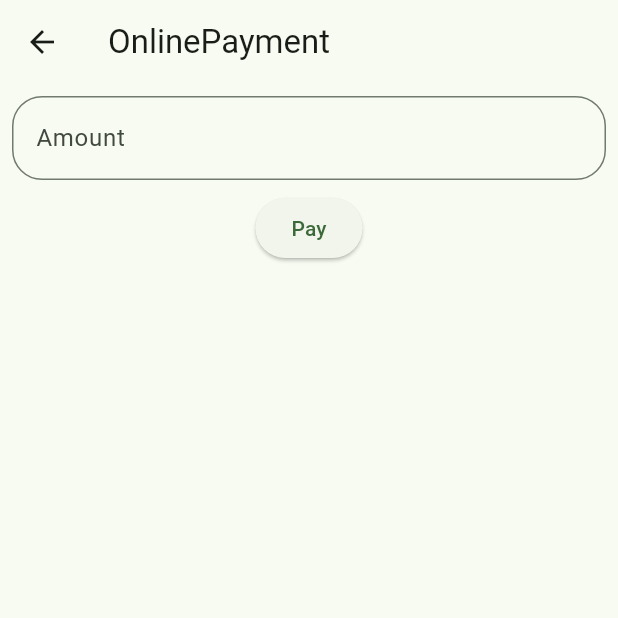
After one commit to dhruvghoghari/firebaseproject, a Flutter app: the OnlinePayment screen opened directly, after a tap on "Pay", on a phone screen of 412 x 824 dp, the top half of it. The commit adds this screen. Run offline on Flutter 3.47's test engine with Material 2 defaults, Android fonts, the light colour scheme and no system bars; our stand-ins replace cloud_firestore, firebase_core, firebase_storage, image_picker; missing offline and left inert: razorpay_flutter; accounts and stored records are empty.

Commit message:
9/10/2023

```diff
--- a/lib/Addproduct.dart
+++ b/lib/Addproduct.dart
@@ -33,9 +33,7 @@ class _AddProductState extends State<AddProduct> {
               width: MediaQuery.of(context).size.width,
               height: MediaQuery.of(context).size.height,
               color: Colors.grey.shade100,
-              child: (isloading==true)?Center(
-                child: CircularProgressIndicator(),
-              ):SingleChildScrollView(
+              child: (isloading==true)?Center(child: CircularProgressIndicator(),):SingleChildScrollView(
                 child: Padding(
                   padding: const EdgeInsets.all(20.0),
                   child: Column(
--- /dev/null
+++ b/lib/OnlinePayment.dart
@@ -0,0 +1,87 @@
+import 'package:flutter/material.dart';
+import 'package:razorpay_flutter/razorpay_flutter.dart';
+
+class OnlinePayment extends StatefulWidget {
+
+  @override
+  State<OnlinePayment> createState() => _OnlinePaymentState();
+}
+class _OnlinePaymentState extends State<OnlinePayment> {
+
+  TextEditingController _amt = TextEditingController();
+
+  @override
+  Widget build(BuildContext context) {
+    return Scaffold(
+      appBar: AppBar(title: Text("OnlinePayment"),),
+      body: SafeArea(
+        child: Column(
+          children: [
+            Padding(
+              padding: const EdgeInsets.all(8.0),
+              child: TextField(
+                controller: _amt,
+                keyboardType: TextInputType.name,
+                decoration: InputDecoration(
+                  labelText: "Amount",
+                  border: OutlineInputBorder(
+                    borderRadius: BorderRadius.horizontal(
+                      left: Radius.circular(20.0),
+                      right: Radius.circular(20.0),
+                    ),
+                  ),
+                ),
+              ),
+            ),
+            ElevatedButton(onPressed: (){
+              Razorpay razorpay = Razorpay();
+              var options = {
+                'key': 'rzp_test_Mt9MXl4r8xxXVV',
+                'amount': double.parse(_amt.text.toString()) * 100,
+                'name': 'App Name',
+                'description': 'Package Purchase',
+                'retry': {'enabled': true, 'max_count': 1},
+                'send_sms_hash': true,
+                'prefill': {'contact': '8888888888', 'email': 'test@razorpay.com'},
+                'external': {
+                  'wallets': ['paytm']
+                }
+              };
+              razorpay.on(Razorpay.EVENT_PAYMENT_ERROR, handlePaymentErrorResponse);
+              razorpay.on(Razorpay.EVENT_PAYMENT_SUCCESS, handlePaymentSuccessResponse);
+              razorpay.on(Razorpay.EVENT_EXTERNAL_WALLET, handleExternalWalletSelected);
+              razorpay.open(options);
+            }, child: Text("Pay"))
+          ],
+        ),
+      ),
+    );
+  }
+  void handlePaymentErrorResponse(PaymentFailureResponse response){
+    /*
+    * PaymentFailureResponse contains three values:
+    * 1. Error Code
+    * 2. Error Description
+    * 3. Metadata
+    * */
+    // Redirect to FailPage
+   // showAlertDialog(context, "Payment Failed", "Code: ${response.code}\nDescription: ${response.message}\nMetadata:${response.error.toString()}");
+  }
+
+  void handlePaymentSuccessResponse(PaymentSuccessResponse response){
+    //Thankyou page
+    //API
+    print(response.paymentId);
+    /*
+    * Payment Success Response contains three values:
+    * 1. Order ID
+    * 2. Payment ID
+    * 3. Signature
+    * */
+    //showAlertDialog(context, "Payment Successful", "Payment ID: ${response.paymentId}");
+  }
+
+  void handleExternalWalletSelected(ExternalWalletResponse response){
+   // showAlertDialog(context, "External Wallet Selected", "${response.walletName}");
+  }
+}
--- a/lib/main.dart
+++ b/lib/main.dart
@@ -3,6 +3,7 @@ import 'package:firebaseproject/EditEmploye.dart';
 import 'package:flutter/material.dart';
 import 'AddEmploye.dart';
 import 'Addproduct.dart';
+import 'GoogleMapExample.dart';
 import 'HomeScreen.dart';
 import 'ViewProduct.dart';
 import 'firebase_options.dart';
@@ -12,7 +13,6 @@ void main()  async{
   await Firebase.initializeApp(
     options: DefaultFirebaseOptions.currentPlatform,
   );
-
   runApp(const MyApp());
 }
 
@@ -29,7 +29,7 @@ class MyApp extends StatelessWidget {
         colorScheme: ColorScheme.fromSeed(seedColor: Colors.green),
         useMaterial3: true,
       ),
-      home:  HomeScreen(),
+      home: GoogleMapExample(),
     );
   }
 }
--- a/pubspec.yaml
+++ b/pubspec.yaml
@@ -43,6 +43,9 @@ dependencies:
   image_picker:
   firebase_storage:
   uuid:
+  razorpay_flutter:
+  google_maps_flutter:
+
 
 dev_dependencies:
   flutter_test:
```
Also changed, not shown: lib/GoogleMapExample.dart (added, +25 -0 lines), lib/HomeScreen.dart (+20 -0 lines), pubspec.lock, 2 other files.
